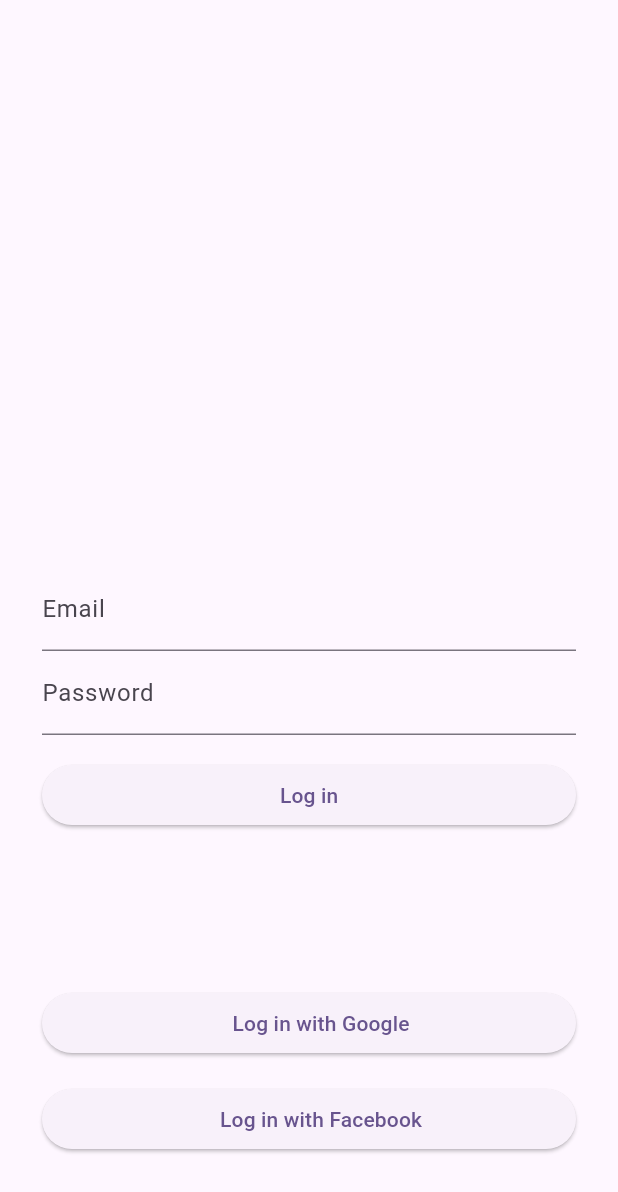
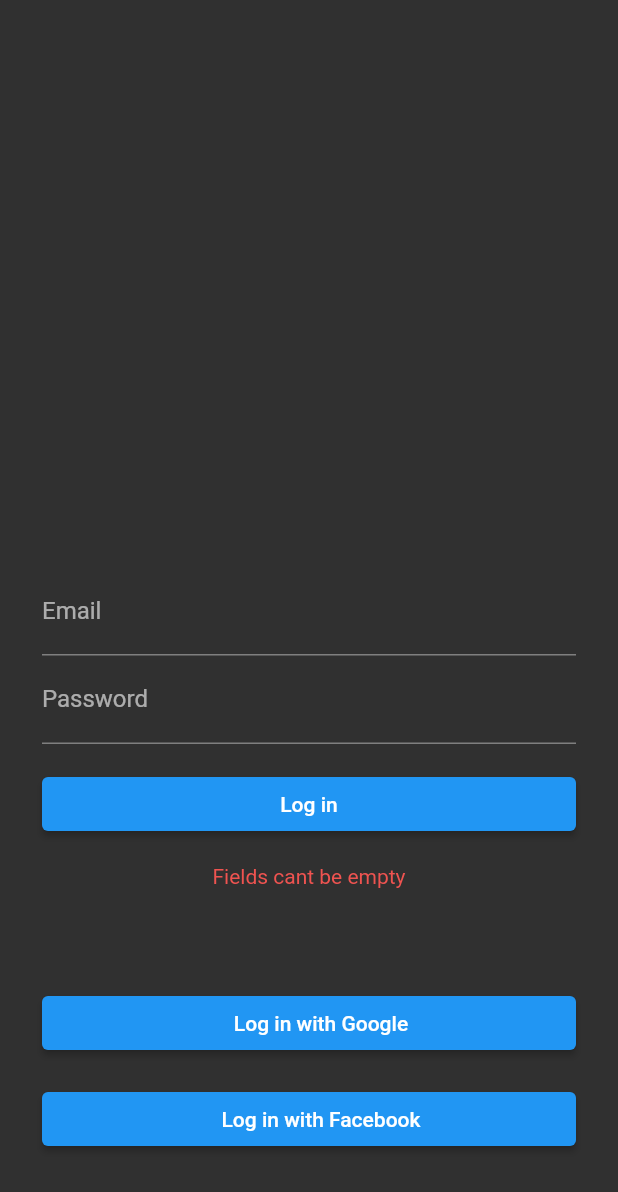
Before and after one commit to ValerishGit/firebase_flutter_auth_template, a Flutter app: the screen it shows after launch, after a tap on "Log in", on a phone screen of 412 x 824 dp. Shown: the top 1192 px of the screen. Run offline on Flutter 3.47's test engine with Material 2 defaults, Android fonts, the light colour scheme and no system bars; drawn by our look-alikes of loader_overlay; our stand-ins replace firebase_auth, firebase_core, get, hive_flutter; accounts and stored records are empty; generated files the repository leaves out were written again.

Commit message:
Version 0.1

```diff
--- a/lib/controllers/auth_controller.dart
+++ b/lib/controllers/auth_controller.dart
@@ -1,12 +1,29 @@
+import 'package:firebase_auth/firebase_auth.dart';
 import 'package:get/get.dart';
+
+import '../modals/user_model.dart';
+import '../services/firebase_service.dart';
 
 class AuthController extends GetxController {
   RxBool isLoading = false.obs;
+  RxString errorMsg = "".obs;
+  UserClass activeUser = UserClass();
+  FirebaseAuth auth = FirebaseAuth.instance;
   //Login With Creds
   Future<void> signInWithCreds(String email, String password) async {
-    isLoading(true);
-    await Future.delayed(const Duration(seconds: 3));
-    isLoading(false);
+    if (email.isEmpty || password.isEmpty) {
+      errorMsg("Fields cant be empty");
+      return;
+    }
+    try {
+      isLoading(true);
+      UserCredential creds = await auth.signInWithEmailAndPassword(
+          email: email, password: password);
+    } on FirebaseAuthException catch (e) {
+      errorMsg(FirebaseErrorHandler.showErrorMessage(e));
+    } finally {
+      isLoading(false);
+    }
   }
 
   //Login With Facebook
--- a/lib/main.dart
+++ b/lib/main.dart
@@ -1,6 +1,7 @@
 import 'package:firebase_core/firebase_core.dart';
 import 'package:flutter/material.dart';
 import 'package:get/get.dart';
+import 'package:hive_flutter/hive_flutter.dart';
 import 'package:loader_overlay/loader_overlay.dart';
 import 'package:vertex_fb_auth_template/views/login_screen_view.dart';
 import 'controllers/auth_controller.dart';
@@ -11,8 +12,12 @@
   await Firebase.initializeApp(
     options: DefaultFirebaseOptions.currentPlatform,
   );
+  await Hive.initFlutter();
+  await Hive.openBox(themeBox);
   runApp(MyApp());
 }
+
+const themeBox = 'hiveThemeBox';
 
 class MyApp extends StatelessWidget {
   MyApp({Key? key}) : super(key: key);
@@ -21,13 +26,23 @@
   // This widget is the root of your application.
   @override
   Widget build(BuildContext context) {
+    return ValueListenableBuilder(
+      valueListenable: Hive.box(themeBox).listenable(),
+      builder: (context, value, child) {
+        var darkMode = Hive.box(themeBox).get('darkMode', defaultValue: true);
+
         return GetMaterialApp(
           title: 'Firebase Auth Template',
+          debugShowCheckedModeBanner: false,
+          themeMode: darkMode ? ThemeMode.dark : ThemeMode.light,
+          darkTheme: ThemeData.dark(),
           theme: ThemeData(
             colorScheme: ColorScheme.fromSeed(seedColor: Colors.deepPurple),
             useMaterial3: true,
           ),
           home: const LoaderOverlay(child: LoginPage()),
         );
+      },
+    );
   }
 }
--- /dev/null
+++ b/lib/modals/user_model.dart
@@ -0,0 +1,5 @@
+class UserClass {
+  final String? email;
+
+  UserClass({this.email});
+}
--- a/lib/views/login_screen_view.dart
+++ b/lib/views/login_screen_view.dart
@@ -2,8 +2,11 @@
 
 import 'package:flutter/material.dart';
 import 'package:get/get.dart';
+import 'package:hive_flutter/hive_flutter.dart';
 import 'package:loader_overlay/loader_overlay.dart';
 import 'package:vertex_fb_auth_template/controllers/auth_controller.dart';
+
+const themeBox = 'hiveThemeBox';
 
 class LoginPage extends StatefulWidget {
   const LoginPage({super.key});
@@ -15,10 +18,18 @@
 class _LoginPageState extends State<LoginPage> {
   //Getx Auth Controller
   final AuthController authController = Get.find<AuthController>();
+  bool isDarkMode = false;
 
   //Input Field Controllers
   final TextEditingController _emailController = TextEditingController();
   final TextEditingController _passwordController = TextEditingController();
+
+  darkModeChanged(value) {
+    Hive.box(themeBox).put('darkMode', !value);
+    setState(() {
+      isDarkMode = value;
+    });
+  }
 
   @override
   Widget build(BuildContext context) {
@@ -64,6 +75,15 @@
                     },
                     child: const Text('Log in'),
                   ),
+                  const SizedBox(
+                    height: 16,
+                  ),
+                  Center(
+                    child: Text(
+                      authController.errorMsg.value,
+                      style: TextStyle(color: Colors.red.shade400),
+                    ),
+                  ),
                   const Spacer(),
                   ElevatedButton(
                     onPressed: () {
--- a/pubspec.yaml
+++ b/pubspec.yaml
@@ -38,6 +38,7 @@
   firebase_auth: ^4.4.1
   loader_overlay: ^2.2.0
   get: ^4.6.5
+  hive_flutter: ^1.1.0
 
 dev_dependencies:
   flutter_test:
```
Also changed, not shown: lib/services/firebase_service.dart (added, +21 -0 lines), pubspec.lock, 2 other files. Lines whose indentation alone changed are shown as unchanged.
